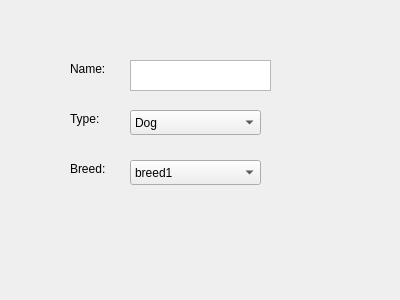
First picture: the form in addanimalview.ui, repository maliklewis/comp3004, before the edit.
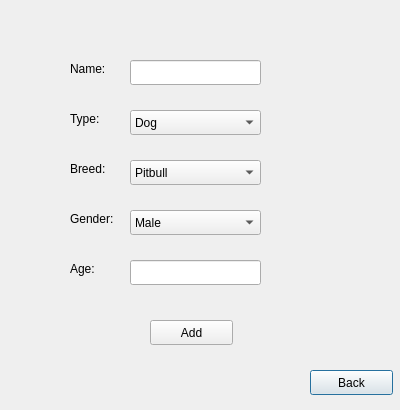
Second picture: the form after the edit.

Commit message: browse and add animal functionality added

```diff
--- a/addanimalview.ui
+++ b/addanimalview.ui
@@ -7,7 +7,7 @@
     <x>0</x>
     <y>0</y>
     <width>400</width>
-    <height>300</height>
+    <height>410</height>
    </rect>
   </property>
   <property name="windowTitle">
@@ -52,17 +52,7 @@
     <string>Breed:</string>
    </property>
   </widget>
-  <widget class="QTextEdit" name="nameValue">
-   <property name="geometry">
-    <rect>
-     <x>130</x>
-     <y>60</y>
-     <width>141</width>
-     <height>31</height>
-    </rect>
-   </property>
-  </widget>
-  <widget class="QComboBox" name="comboBox">
+  <widget class="QComboBox" name="typeDropdown">
    <property name="geometry">
     <rect>
      <x>130</x>
@@ -98,7 +88,7 @@
    </property>
    <item>
     <property name="text">
-     <string>breed1</string>
+     <string>Pitbull</string>
     </property>
    </item>
    <item>
@@ -116,6 +106,123 @@
      <string>breed4</string>
     </property>
    </item>
+   <item>
+    <property name="text">
+     <string>Poodle</string>
+    </property>
+   </item>
+   <item>
+    <property name="text">
+     <string>Pug</string>
+    </property>
+   </item>
+   <item>
+    <property name="text">
+     <string>Husky</string>
+    </property>
+   </item>
+   <item>
+    <property name="text">
+     <string>Great Dane</string>
+    </property>
+   </item>
+   <item>
+    <property name="text">
+     <string>Greyhound</string>
+    </property>
+   </item>
+  </widget>
+  <widget class="QPushButton" name="backButton">
+   <property name="geometry">
+    <rect>
+     <x>310</x>
+     <y>370</y>
+     <width>83</width>
+     <height>25</height>
+    </rect>
+   </property>
+   <property name="text">
+    <string>Back</string>
+   </property>
+  </widget>
+  <widget class="QPushButton" name="animalAddButton">
+   <property name="geometry">
+    <rect>
+     <x>150</x>
+     <y>320</y>
+     <width>83</width>
+     <height>25</height>
+    </rect>
+   </property>
+   <property name="text">
+    <string>Add</string>
+   </property>
+  </widget>
+  <widget class="QLabel" name="genderLabel">
+   <property name="geometry">
+    <rect>
+     <x>70</x>
+     <y>210</y>
+     <width>64</width>
+     <height>17</height>
+    </rect>
+   </property>
+   <property name="text">
+    <string>Gender:</string>
+   </property>
+  </widget>
+  <widget class="QComboBox" name="genderDropdown">
+   <property name="geometry">
+    <rect>
+     <x>130</x>
+     <y>210</y>
+     <width>131</width>
+     <height>25</height>
+    </rect>
+   </property>
+   <item>
+    <property name="text">
+     <string>Male</string>
+    </property>
+   </item>
+   <item>
+    <property name="text">
+     <string>Female</string>
+    </property>
+   </item>
+  </widget>
+  <widget class="QLabel" name="ageLabel">
+   <property name="geometry">
+    <rect>
+     <x>70</x>
+     <y>260</y>
+     <width>64</width>
+     <height>17</height>
+    </rect>
+   </property>
+   <property name="text">
+    <string>Age:</string>
+   </property>
+  </widget>
+  <widget class="QLineEdit" name="nameValue">
+   <property name="geometry">
+    <rect>
+     <x>130</x>
+     <y>60</y>
+     <width>131</width>
+     <height>25</height>
+    </rect>
+   </property>
+  </widget>
+  <widget class="QLineEdit" name="ageValue">
+   <property name="geometry">
+    <rect>
+     <x>130</x>
+     <y>260</y>
+     <width>131</width>
+     <height>25</height>
+    </rect>
+   </property>
   </widget>
  </widget>
  <resources/>
```
Left out of the diff: 8 changed lines with no effect on the pictures. The commit also changes 8 other files.
